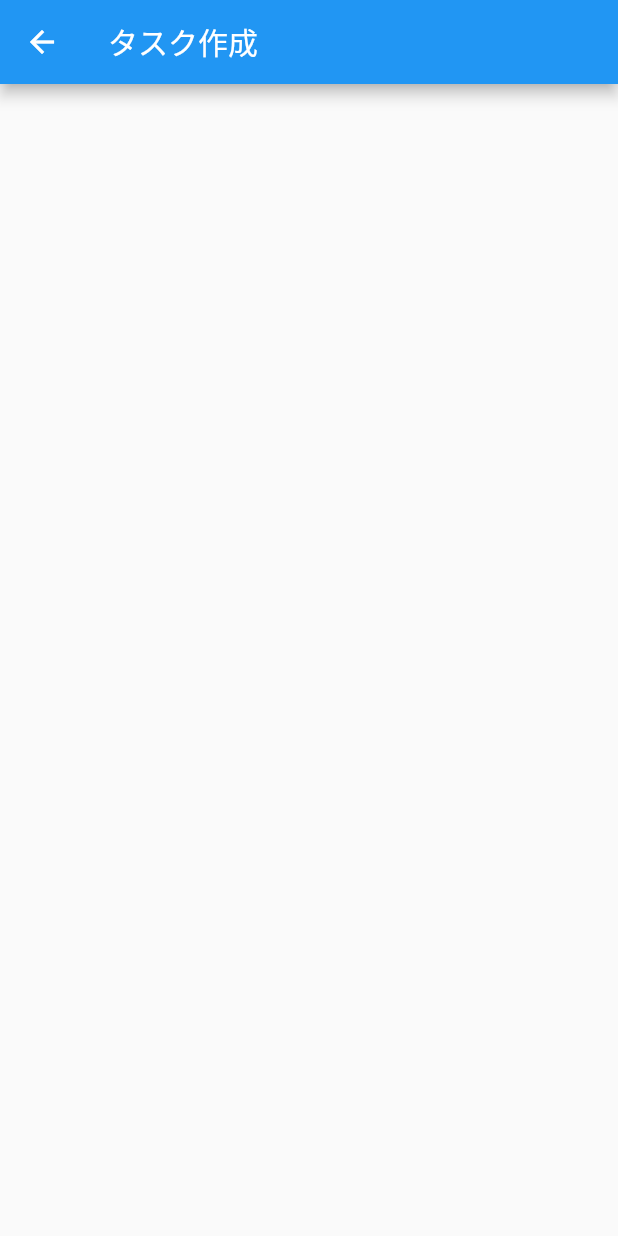
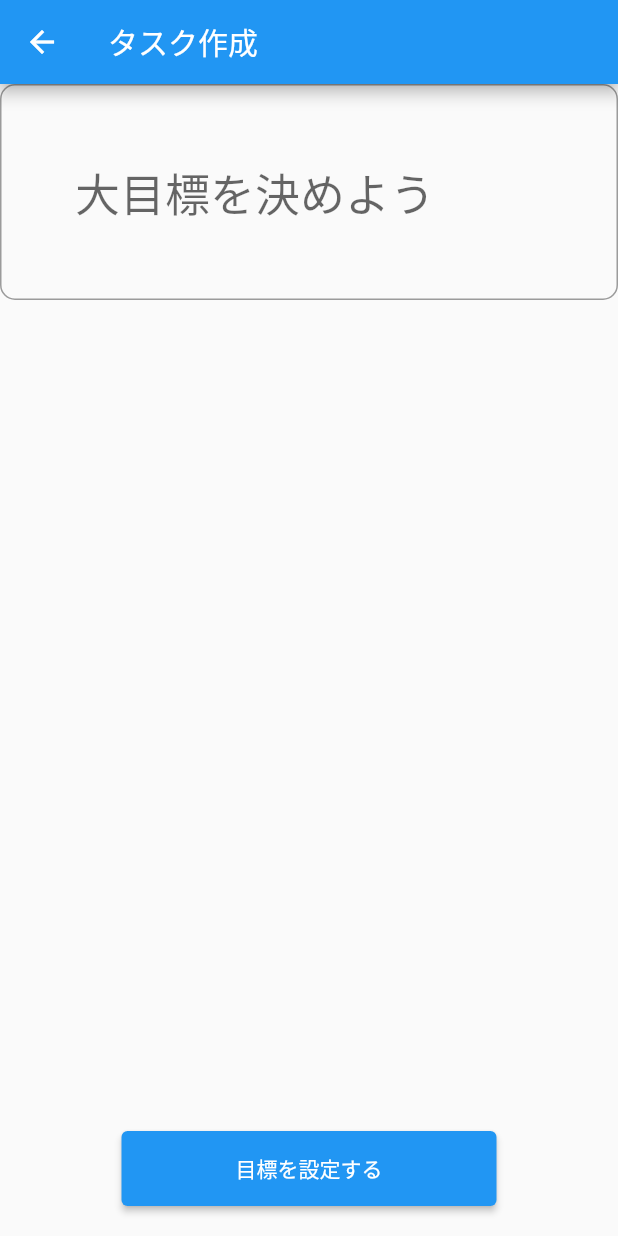
Before and after one commit to Hibito299/gyaku_schedule, a Flutter app: the ManagePage screen opened by its route, after a tap on "スケジュール追加", on a phone screen of 412 x 824 dp. Run offline on Flutter 3.47's test engine with Material 2 defaults, Android fonts, the phone set to English and light mode, and no system bars.

Commit message:
大枠完成

```diff
--- a/lib/main.dart
+++ b/lib/main.dart
@@ -1,6 +1,8 @@
 import 'package:flutter/material.dart';
 
-void main() => runApp(MyApp());
+Future<void> main() async {
+  runApp(MyApp());
+}
 
 class MyApp extends StatelessWidget {
   @override
@@ -10,38 +12,14 @@
       theme: ThemeData(
         primarySwatch: Colors.blue,
       ),
-      home: const LoginPage(),
+      home: const HomePage(),
       routes: <String, WidgetBuilder>{
-        '/login': (BuildContext context) => const LoginPage(),
         '/home': (BuildContext context) => const HomePage(),
         '/check': (BuildContext context) => const CheckTask(),
         '/add': (BuildContext context) => const AddTask(),
         '/manage': (BuildContext context) => const ManagePage(),
         '/user': (BuildContext context) => const UserPage(),
       },
-    );
-  }
-}
-
-//ログイン画面
-class LoginPage extends StatelessWidget {
-  const LoginPage({Key? key}) : super(key: key);
-
-  @override
-  Widget build(BuildContext context) {
-    return Scaffold(
-      body: Center(
-        child: Column(
-          children: [
-            const Text('逆算スケジュール'),
-            ElevatedButton(
-                onPressed: () async {
-                  await Navigator.of(context).pushReplacementNamed('/home');
-                },
-                child: const Text('ログイン'))
-          ],
-        ),
-      ),
     );
   }
 }
@@ -110,18 +88,47 @@
   }
 }
 
-//タスク作成画面
-class AddTask extends StatelessWidget {
+class AddTask extends StatefulWidget {
   const AddTask({Key? key}) : super(key: key);
 
   @override
+  _AddTaskState createState() => _AddTaskState();
+}
+
+//タスク作成画面
+class _AddTaskState extends State<AddTask> {
+  @override
   Widget build(BuildContext context) {
     return Scaffold(
-      appBar: AppBar(
-        title: const Text('タスク作成'),
-      ),
-      body: Center(),
-    );
+        appBar: AppBar(
+          title: const Text('タスク作成'),
+        ),
+        body: Stack(children: <Widget>[
+          TextField(
+            style: const TextStyle(
+              fontSize: 30,
+            ),
+            decoration: InputDecoration(
+              contentPadding: const EdgeInsets.all(50),
+              hintText: '大目標を決めよう',
+              border: OutlineInputBorder(
+                borderRadius: BorderRadius.circular(10),
+              ),
+            ),
+          ),
+          Padding(
+            padding: const EdgeInsets.all(20.0),
+            child: Align(
+              alignment: Alignment.bottomCenter,
+              child: ElevatedButton(
+                child: const Text('目標を設定する'),
+                onPressed: () {},
+                style:
+                    ElevatedButton.styleFrom(minimumSize: const Size(250, 50)),
+              ),
+            ),
+          )
+        ]));
   }
 }
 
@@ -136,13 +143,6 @@
         title: const Text('タスク一覧'),
       ),
       body: Stack(children: [
-        ListView.builder(itemBuilder: (context, index) {
-          return Card(
-            child: ListTile(
-              title: Text('$index'),
-            ),
-          );
-        }),
         Align(
           alignment: Alignment.bottomCenter,
           child: ElevatedButton(
```
